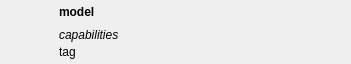
First picture: the form in tyqt/board_widget.ui, repository Koromix/tytools, before the edit.
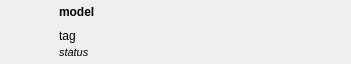
Second picture: the form after the edit. Icons and pictures are not drawn.

Commit message:
Show current firmware in board widget
The capabilities field is less readily available now, but I don't
think anybody cares about it.

What changed in the file:
```diff
--- a/tyqt/board_widget.ui
+++ b/tyqt/board_widget.ui
@@ -119,21 +119,22 @@
           <number>0</number>
          </property>
          <item>
-          <widget class="QLabel" name="capabilityLabel">
+          <widget class="QLabel" name="tagLabel">
+           <property name="text">
+            <string>tag</string>
+           </property>
+          </widget>
+         </item>
+         <item>
+          <widget class="QLabel" name="statusLabel">
            <property name="font">
             <font>
+             <pointsize>8</pointsize>
              <italic>true</italic>
             </font>
            </property>
            <property name="text">
-            <string>capabilities</string>
-           </property>
-          </widget>
-         </item>
-         <item>
-          <widget class="QLabel" name="tagLabel">
-           <property name="text">
-            <string>tag</string>
+            <string>status</string>
            </property>
           </widget>
          </item>
```
The commit also changes 4 other files.
